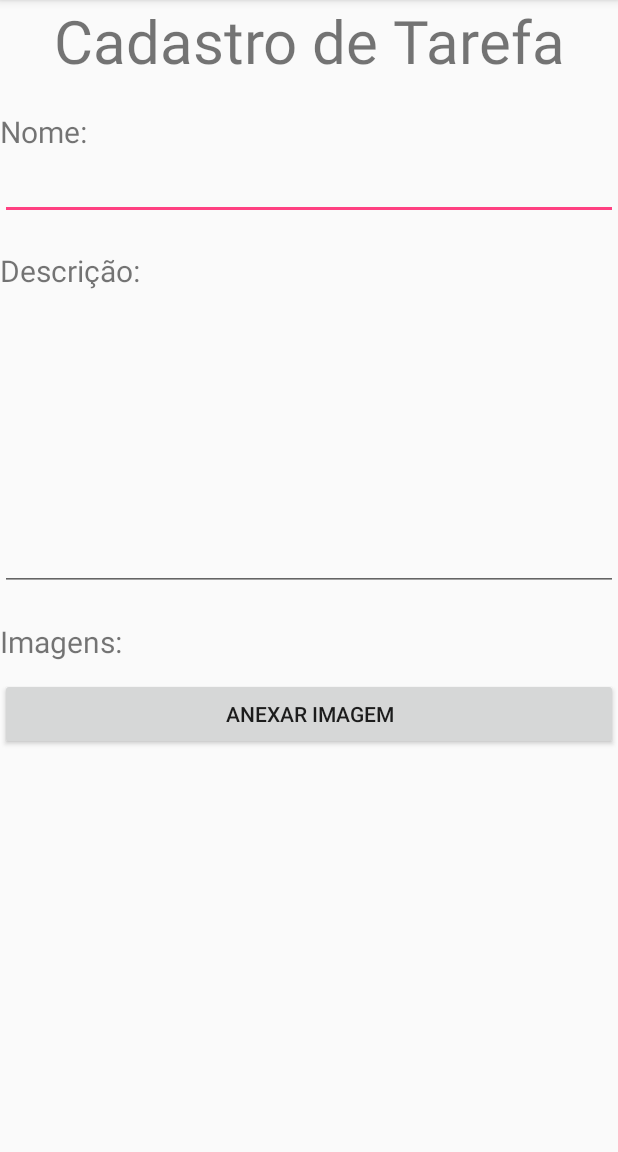
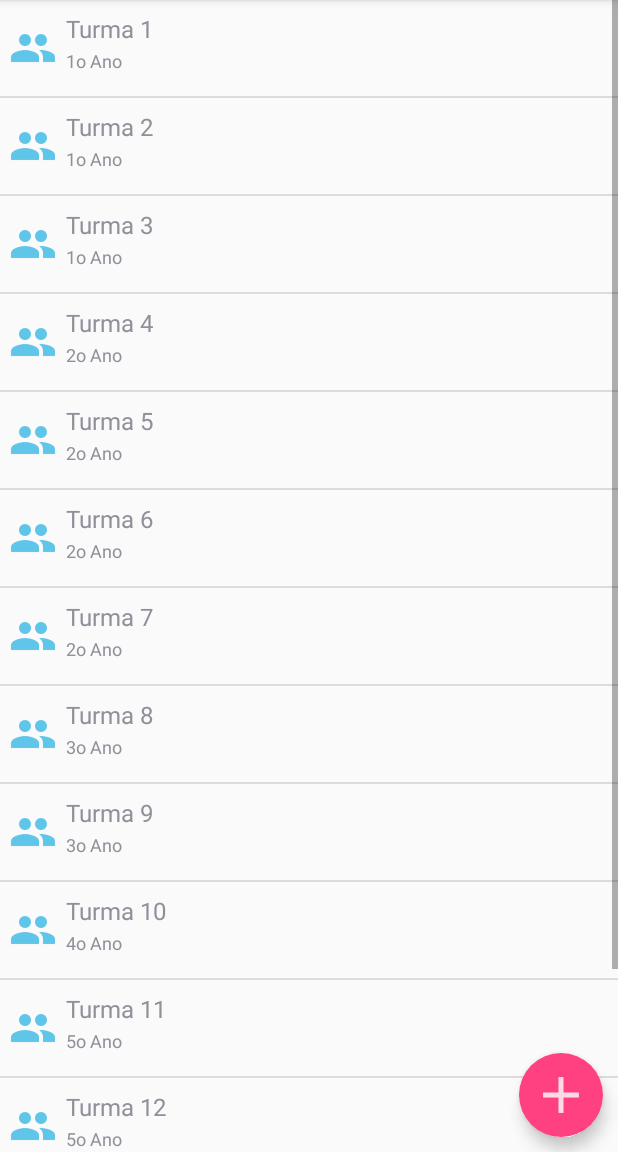
Before and after one commit to matheusalberto/MedTask, an Android app: the screen it shows after launch (CadastroTarefaActivity before the commit, TurmasActivity after it), after a tap on "LOGAR", on a phone screen of 412 x 824 dp, the part 84-1236 px from its top. Run offline under Robolectric (Android 15) with nearby library versions, the phone set to English and light mode, and no system bars.

Commit message:
interface turmas

```diff
--- a/app/build.gradle
+++ b/app/build.gradle
@@ -27,4 +27,5 @@ dependencies {
     compile 'com.android.support:appcompat-v7:26.+'
     compile 'com.android.support.constraint:constraint-layout:1.0.2'
     testCompile 'junit:junit:4.12'
+    compile 'com.android.support:design:25.0.0'
 }
--- a/app/src/main/AndroidManifest.xml
+++ b/app/src/main/AndroidManifest.xml
@@ -21,6 +21,7 @@
         <activity android:name=".TarefaActivity" />
         <activity android:name=".AssinaturaActivity"/>
         <activity android:name=".CadastroTarefaActivity"/>
+        <activity android:name=".TurmasActivity"/>
     </application>
 
 </manifest>
--- a/app/src/main/java/shm/com/br/medtask/LoginActivity.java
+++ b/app/src/main/java/shm/com/br/medtask/LoginActivity.java
@@ -21,7 +21,7 @@ public class LoginActivity extends AppCompatActivity {
         ButtonLogar.setOnClickListener(new View.OnClickListener() {
             @Override
             public void onClick(View v) {
-                Intent intent = new Intent(LoginActivity.this, CadastroTarefaActivity.class);
+                Intent intent = new Intent(LoginActivity.this, TurmasActivity.class);
                 startActivity(intent);
             }
         });
--- /dev/null
+++ b/app/src/main/java/shm/com/br/medtask/TurmasActivity.java
@@ -0,0 +1,94 @@
+package shm.com.br.medtask;
+
+import android.app.Dialog;
+import android.content.Intent;
+import android.os.Bundle;
+import android.support.design.widget.FloatingActionButton;
+import android.support.v7.app.AppCompatActivity;
+import android.view.View;
+import android.widget.AdapterView;
+import android.widget.Button;
+import android.widget.EditText;
+import android.widget.ListView;
+import android.widget.Toast;
+
+import java.util.ArrayList;
+import java.util.List;
+
+/**
+ * Created by mateushideaki on 7/18/17.
+ */
+
+public class TurmasActivity extends AppCompatActivity {
+    private Dialog dialogAddTurma;
+    private Button botaoDialog;
+    private EditText edtNomeTurma;
+    private EditText edtAnoTurma;
+
+    @Override
+    protected void onCreate(Bundle savedInstanceState) {
+        super.onCreate(savedInstanceState);
+        setContentView(R.layout.activity_turmas);
+
+        ListView mListView = (ListView) findViewById(R.id.list_turmas);
+
+        String[] values = new String[] { "Turma 1", "Turma 2", "Turma 3",
+                "Turma 4", "Turma 5", "Turma 6", "Turma 7", "Turma 8",
+                "Turma 9", "Turma 10", "Turma 11", "Turma 12", "Turma 13", "Turma 14"};
+
+        final ArrayList<String> listNome = new ArrayList<String>();
+        for (int i = 0; i < values.length; ++i) {
+            listNome.add(values[i]);
+        }
+
+        final List<String> listaAnos = new ArrayList<>();
+        listaAnos.add("1o Ano");
+        listaAnos.add("1o Ano");
+        listaAnos.add("1o Ano");
+        listaAnos.add("2o Ano");
+        listaAnos.add("2o Ano");
+        listaAnos.add("2o Ano");
+        listaAnos.add("2o Ano");
+        listaAnos.add("3o Ano");
+        listaAnos.add("3o Ano");
+        listaAnos.add("4o Ano");
+        listaAnos.add("5o Ano");
+        listaAnos.add("5o Ano");
+        listaAnos.add("5o Ano");
+        listaAnos.add("5o Ano");
+
+        final TurmasAdapter mAdapter = new TurmasAdapter(getBaseContext(), listNome, listaAnos);
+        mListView.setAdapter(mAdapter);
+        mListView.setOnItemClickListener(new AdapterView.OnItemClickListener() {
+            @Override
+            public void onItemClick(AdapterView<?> parent, View view,
+                                    int position, long id) {
+
+            }
+        });
+
+        dialogAddTurma = new Dialog(TurmasActivity.this);
+        dialogAddTurma.setContentView(R.layout.dialog_nova_turma);
+        dialogAddTurma.setTitle("Cadastro de turma");
+        edtAnoTurma = dialogAddTurma.findViewById(R.id.edt_ano_turma);
+        edtNomeTurma = dialogAddTurma.findViewById(R.id.edt_nome_turma);
+        botaoDialog = dialogAddTurma.findViewById(R.id.btn_confirmar);
+        botaoDialog.setOnClickListener(new View.OnClickListener() {
+            @Override
+            public void onClick(View view) {
+                mAdapter.addTurma(edtNomeTurma.toString(), edtAnoTurma.toString());
+                mAdapter.notifyDataSetChanged();
+            }
+        });
+
+        FloatingActionButton fab = (FloatingActionButton) findViewById(R.id.fab);
+        fab.setOnClickListener(new View.OnClickListener() {
+            @Override
+            public void onClick(View view) {
+                dialogAddTurma.show();
+            }
+        });
+    }
+
+
+}
--- /dev/null
+++ b/app/src/main/java/shm/com/br/medtask/TurmasAdapter.java
@@ -0,0 +1,69 @@
+package shm.com.br.medtask;
+
+import android.app.ListActivity;
+import android.app.LoaderManager;
+import android.content.Context;
+import android.content.CursorLoader;
+import android.content.Loader;
+import android.database.Cursor;
+import android.database.DataSetObserver;
+import android.os.Bundle;
+import android.provider.ContactsContract;
+import android.view.Gravity;
+import android.view.LayoutInflater;
+import android.view.View;
+import android.view.ViewGroup;
+import android.widget.ArrayAdapter;
+import android.widget.BaseAdapter;
+import android.widget.ImageView;
+import android.widget.ListAdapter;
+import android.widget.ListView;
+import android.widget.ProgressBar;
+import android.widget.SimpleCursorAdapter;
+import android.widget.TextView;
+
+import java.util.ArrayList;
+import java.util.List;
+
+/**
+ * Created by mateushideaki on 7/18/17.
+ */
+
+public class TurmasAdapter extends ArrayAdapter<String> {
+    private Context context;
+    private List<String> values;
+    private List<String> listAnos;
+
+    public TurmasAdapter(Context c, List<String> v, List<String> a){
+        super(c, -1, v);
+        context = c;
+        values = v;
+        listAnos = a;
+    }
+
+    public void addTurma(String nome, String ano){
+        values.add(nome);
+        listAnos.add(ano);
+    }
+
+    @Override
+    public View getView(int position, View convertView, ViewGroup parent) {
+        LayoutInflater inflater = (LayoutInflater) context
+                .getSystemService(Context.LAYOUT_INFLATER_SERVICE);
+
+
+        View rowView = inflater.inflate(R.layout.linha_turma, parent, false);
+        TextView textView1 = rowView.findViewById(R.id.firstLine);
+        TextView textView2 =  rowView.findViewById(R.id.secondLine);
+        ImageView imageView = rowView.findViewById(R.id.icon);
+        textView1.setText(values.get(position));
+        textView2.setText(listAnos.get(position));
+        // change the icon for Windows and iPhone
+        imageView.setImageResource(R.drawable.ic_turma);
+
+
+        return rowView;
+    }
+
+
+}
--- /dev/null
+++ b/app/src/main/res/layout/activity_turmas.xml
@@ -0,0 +1,36 @@
+<?xml version="1.0" encoding="utf-8"?>
+<RelativeLayout xmlns:android="http://schemas.android.com/apk/res/android"
+    xmlns:app="http://schemas.android.com/apk/res-auto"
+    android:layout_width="match_parent"
+    android:layout_height="match_parent">
+
+    <android.support.design.widget.FloatingActionButton
+        android:id="@+id/fab"
+        android:layout_width="wrap_content"
+        android:layout_height="wrap_content"
+        android:src="@drawable/ic_plus"
+        android:layout_alignParentBottom="true"
+        android:layout_alignParentRight="true"
+        app:fabSize="normal"
+        app:borderWidth="0dp"
+        android:layout_margin="10dp"
+        app:elevation="6dp"
+        app:pressedTranslationZ="12dp"
+        app:rippleColor="@android:color/transparent"/>
+
+    <ListView
+        android:id="@+id/list_turmas"
+        android:layout_width="match_parent"
+        android:layout_height="match_parent"
+        android:columnWidth="90dp"
+        android:gravity="center"
+        android:horizontalSpacing="10dp"
+        android:numColumns="auto_fit"
+        android:stretchMode="columnWidth"
+        android:verticalSpacing="10dp">
+
+    </ListView>
+
+
+
+</RelativeLayout>
--- /dev/null
+++ b/app/src/main/res/layout/dialog_nova_turma.xml
@@ -0,0 +1,28 @@
+<?xml version="1.0" encoding="utf-8"?>
+<LinearLayout xmlns:android="http://schemas.android.com/apk/res/android"
+    android:orientation="vertical" android:layout_width="match_parent"
+    android:layout_height="match_parent"
+    android:minWidth="300dp"
+    android:minHeight="200dp">
+
+    <EditText
+        android:id="@+id/edt_nome_turma"
+        android:layout_width="match_parent"
+        android:layout_height="wrap_content"
+        android:hint="Nome da turma"/>
+
+    <EditText
+        android:id="@+id/edt_ano_turma"
+        android:layout_width="match_parent"
+        android:layout_height="wrap_content"
+        android:hint="Ano da turma"/>
+
+    <Button
+        android:id="@+id/btn_confirmar"
+        android:layout_width="match_parent"
+        android:backgroundTint="@color/colorPrimary"
+        android:textColor="@android:color/white"
+        android:layout_height="wrap_content"
+        android:text="Confirmar"/>
+
+</LinearLayout>
--- /dev/null
+++ b/app/src/main/res/layout/linha_turma.xml
@@ -0,0 +1,42 @@
+<?xml version="1.0" encoding="utf-8"?>
+<RelativeLayout xmlns:android="http://schemas.android.com/apk/res/android"
+    android:layout_width="fill_parent"
+    android:layout_height="?android:attr/listPreferredItemHeight"
+    android:padding="6dip" >
+
+    <ImageView
+        android:id="@+id/icon"
+        android:layout_width="wrap_content"
+        android:layout_height="fill_parent"
+        android:layout_alignParentBottom="true"
+        android:layout_alignParentTop="true"
+        android:layout_marginRight="6dip"
+        android:contentDescription="TODO"
+        android:src="@drawable/ic_turma" />
+
+    <TextView
+        android:id="@+id/secondLine"
+        android:layout_width="fill_parent"
+        android:layout_height="26dip"
+        android:layout_alignParentBottom="true"
+        android:layout_alignParentRight="true"
+        android:layout_toRightOf="@id/icon"
+        android:ellipsize="marquee"
+        android:maxLines="1"
+        android:text="Description"
+        android:textSize="12sp" />
+
+    <TextView
+        android:id="@+id/firstLine"
+        android:layout_width="fill_parent"
+        android:layout_height="wrap_content"
+        android:layout_above="@id/secondLine"
+        android:layout_alignParentRight="true"
+        android:layout_alignParentTop="true"
+        android:layout_alignWithParentIfMissing="true"
+        android:layout_toRightOf="@id/icon"
+        android:gravity="center_vertical"
+        android:text="Example application"
+        android:textSize="16sp" />
+
+</RelativeLayout>
```
Also changed, not shown: app/src/main/res/drawable-hdpi/ic_plus.png (added), app/src/main/res/drawable-hdpi/ic_turma.png (added), app/src/main/res/drawable-mdpi/ic_plus.png (added), app/src/main/res/drawable-mdpi/ic_turma.png (added), app/src/main/res/drawable-xhdpi/ic_plus.png (added), app/src/main/res/drawable-xhdpi/ic_turma.png (added), app/src/main/res/drawable-xxhdpi/ic_plus.png (added), app/src/main/res/drawable-xxhdpi/ic_turma.png (added).
